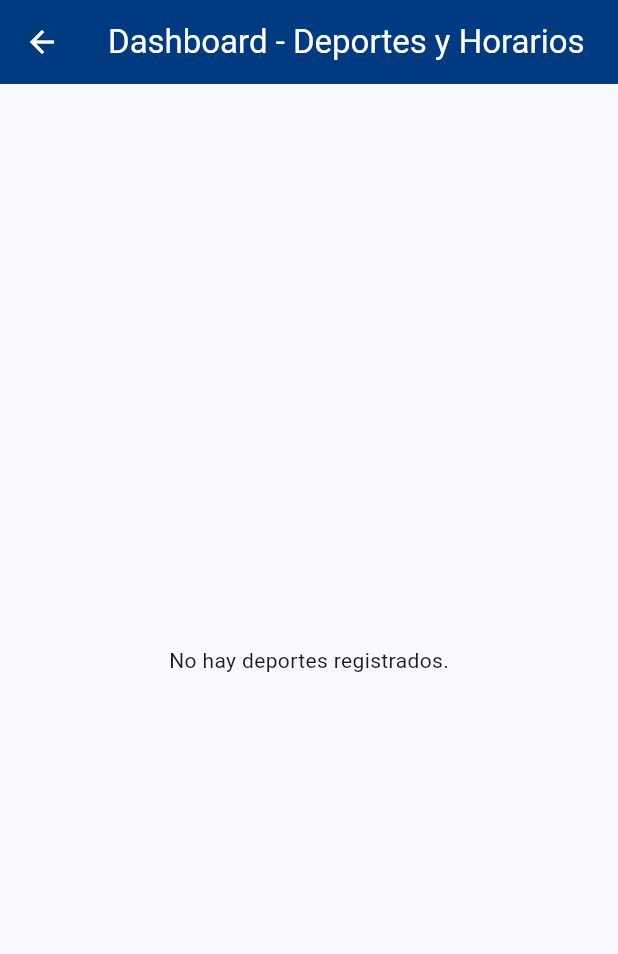
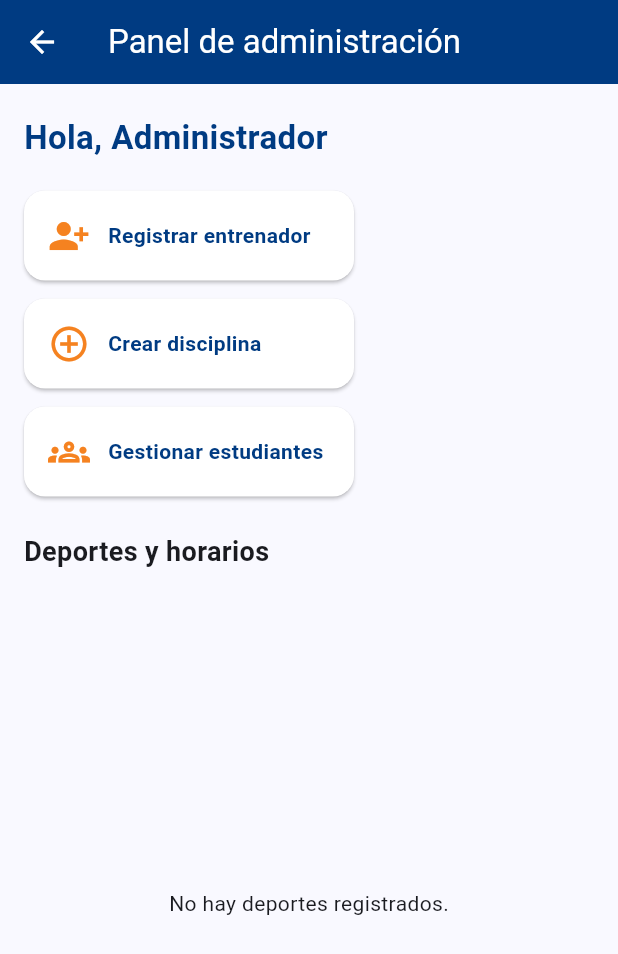
Before and after one commit to AdrianM06/Proyecto-Sistemas-de-Info, a Flutter app: the AdminDashboardView screen opened directly, on a phone screen of 412 x 824 dp. Shown: the top 954 px of the screen. Run offline on Flutter 3.47's test engine with Material 3 defaults, Android fonts, the phone set to English and light mode, and no system bars; our stand-ins replace cloud_firestore, firebase_auth, firebase_core; accounts and stored records are empty.

Commit message:
Panel admin con accesos y formulario para registrar entrenadores

```diff
--- a/flutter_app/lib/views/admin/admin_dashboard_view.dart
+++ b/flutter_app/lib/views/admin/admin_dashboard_view.dart
@@ -5,19 +5,100 @@ import '../../models/deporte.dart';
 import '../../services/firestore_service.dart';
 
 const _azul = Color(0xFF003B82);
+const _naranja = Color(0xFFF58220);
 
+/// Panel del administrador: accesos rápidos (registrar entrenadores, crear
+/// disciplinas, gestionar estudiantes) y la lista de deportes con sus
+/// horarios y etiquetas.
 class AdminDashboardView extends StatelessWidget {
-  const AdminDashboardView({super.key});
+  const AdminDashboardView({
+    super.key,
+    this.nombreAdmin = 'Administrador',
+    this.onCerrarSesion,
+    this.onRegistrarEntrenador,
+    this.onCrearDeporte,
+    this.onGestionarEstudiantes,
+  });
+
+  final String nombreAdmin;
+  final VoidCallback? onCerrarSesion;
+  final VoidCallback? onRegistrarEntrenador;
+  final VoidCallback? onCrearDeporte;
+  final VoidCallback? onGestionarEstudiantes;
 
   @override
   Widget build(BuildContext context) {
     return Scaffold(
       appBar: AppBar(
-        title: const Text('Dashboard - Deportes y Horarios'),
+        title: const Text('Panel de administración'),
         backgroundColor: _azul,
         foregroundColor: Colors.white,
+        actions: [
+          if (onCerrarSesion != null)
+            IconButton(
+              key: const Key('boton-cerrar-sesion'),
+              tooltip: 'Cerrar sesión',
+              onPressed: onCerrarSesion,
+              icon: const Icon(Icons.logout),
+            ),
+        ],
       ),
-      body: StreamBuilder<QuerySnapshot<Map<String, dynamic>>>(
+      body: Column(
+        crossAxisAlignment: CrossAxisAlignment.stretch,
+        children: [
+          Padding(
+            padding: const EdgeInsets.fromLTRB(16, 20, 16, 4),
+            child: Text(
+              'Hola, $nombreAdmin',
+              style: const TextStyle(
+                fontSize: 22,
+                fontWeight: FontWeight.bold,
+                color: _azul,
+              ),
+            ),
+          ),
+          Padding(
+            padding: const EdgeInsets.all(16),
+            child: Wrap(
+              spacing: 12,
+              runSpacing: 12,
+              children: [
+                _AccionAdmin(
+                  key: const Key('admin-registrar-entrenador'),
+                  icono: Icons.person_add_alt_1,
+                  titulo: 'Registrar entrenador',
+                  onTap: onRegistrarEntrenador,
+                ),
+                _AccionAdmin(
+                  key: const Key('admin-crear-deporte'),
+                  icono: Icons.add_circle_outline,
+                  titulo: 'Crear disciplina',
+                  onTap: onCrearDeporte,
+                ),
+                _AccionAdmin(
+                  key: const Key('admin-gestionar-estudiantes'),
+                  icono: Icons.groups_outlined,
+                  titulo: 'Gestionar estudiantes',
+                  onTap: onGestionarEstudiantes,
+                ),
+              ],
+            ),
+          ),
+          const Padding(
+            padding: EdgeInsets.fromLTRB(16, 8, 16, 0),
+            child: Text(
+              'Deportes y horarios',
+              style: TextStyle(fontSize: 18, fontWeight: FontWeight.bold),
+            ),
+          ),
+          Expanded(child: _listaDeportes()),
+        ],
+      ),
+    );
+  }
+
+  Widget _listaDeportes() {
+    return StreamBuilder<QuerySnapshot<Map<String, dynamic>>>(
         stream: FirestoreService.instance.sports.snapshots(),
         builder: (context, snapshot) {
           if (snapshot.connectionState == ConnectionState.waiting) {
@@ -117,6 +198,52 @@ class AdminDashboardView extends StatelessWidget {
             },
           );
         },
+    );
+  }
+}
+
+class _AccionAdmin extends StatelessWidget {
+  const _AccionAdmin({
+    super.key,
+    required this.icono,
+    required this.titulo,
+    this.onTap,
+  });
+
+  final IconData icono;
+  final String titulo;
+  final VoidCallback? onTap;
+
+  @override
+  Widget build(BuildContext context) {
+    return SizedBox(
+      width: 220,
+      child: Material(
+        color: Colors.white,
+        elevation: 1,
+        borderRadius: BorderRadius.circular(14),
+        child: InkWell(
+          onTap: onTap,
+          borderRadius: BorderRadius.circular(14),
+          child: Padding(
+            padding: const EdgeInsets.all(16),
+            child: Row(
+              children: [
+                Icon(icono, color: _naranja, size: 28),
+                const SizedBox(width: 12),
+                Expanded(
+                  child: Text(
+                    titulo,
+                    style: const TextStyle(
+                      fontWeight: FontWeight.w600,
+                      color: _azul,
+                    ),
+                  ),
+                ),
+              ],
+            ),
+          ),
+        ),
       ),
     );
   }
```
Also changed, not shown: flutter_app/lib/views/admin/registrar_entrenador_view.dart (added, +285 -0 lines).
